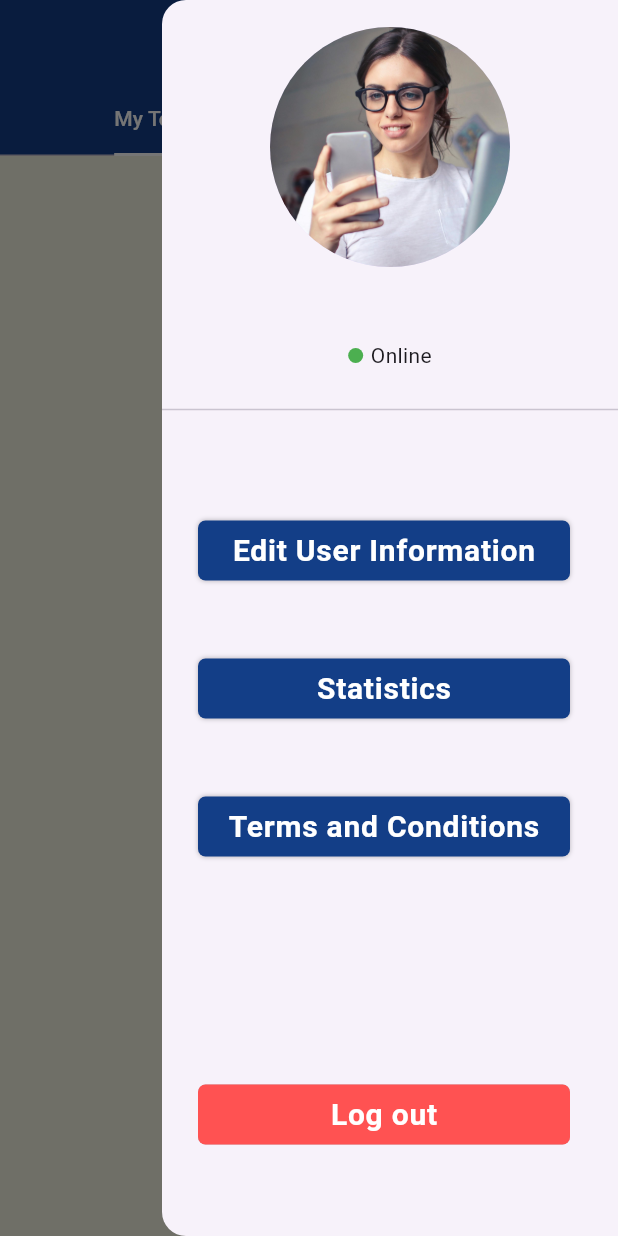
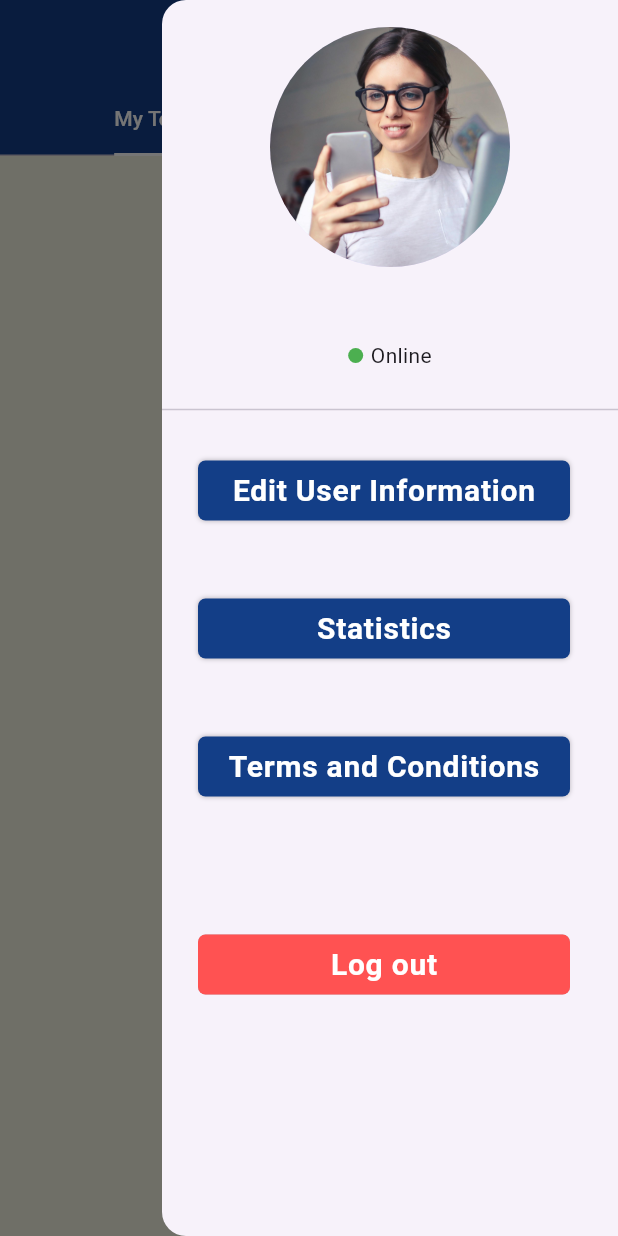
Before and after one commit to KwesiEren/prikrakra_v3, a Flutter app: the WorkArea screen opened directly with empty values, with the side drawer open, on a phone screen of 412 x 824 dp. Run offline on Flutter 3.47's test engine with Material 3 defaults, Android fonts, the phone set to English and light mode, and no system bars; our stand-ins replace flutter_styled_toast, internet_connection_checker_plus, shared_preferences, sqflite, supabase_flutter; missing offline and left inert: xor_encryption; accounts and stored records are empty.

Commit message:
fixed bugs
still left with some

```diff
--- a/lib/models/gtask.dart
+++ b/lib/models/gtask.dart
@@ -13,6 +13,21 @@
     required this.details,
     required this.status,
   });
+
+  // Create a copy of the Task with some updated fields
+  Task copyWith({
+    String? id,
+    String? title,
+    String? details,
+    bool? status,
+  }) {
+    return Task(
+      id: id ?? this.id,
+      title: title ?? this.title,
+      details: details ?? this.details,
+      status: status ?? this.status,
+    );
+  }
 
   // Convert a Todo object to a Map for storage in SharedPreferences
   Map<String, dynamic> toMap() {
--- a/lib/pages/authed/auth_user_page.dart
+++ b/lib/pages/authed/auth_user_page.dart
@@ -20,10 +20,11 @@
 class _OnlyUserTaskState extends State<OnlyUserTask> {
   Timer? _timer;
   List<Todo?> _todoList = [];
-  bool _isOnline = true;
+  final bool _isOnline = true;
   bool isLoading = true;
   final _auth = SBAuth();
 
+  @override
   void initState() {
     super.initState();
     // _initializeInternetChecker(); //Check internet status on init
--- a/lib/pages/authed/worksheet.dart
+++ b/lib/pages/authed/worksheet.dart
@@ -252,7 +252,7 @@
                   ),
                   const Divider(),
                   const SizedBox(
-                    height: 50,
+                    height: 10,
                   ),
                   if (isLoggedIn)
                     ListTile(
@@ -290,7 +290,7 @@
                         borderRadius: 5),
                   ),
                   const SizedBox(
-                    height: 120,
+                    height: 60,
                   ),
                   ListTile(
                     onTap: () {
--- a/lib/pages/login&signup/scndpage.dart
+++ b/lib/pages/login&signup/scndpage.dart
@@ -89,7 +89,7 @@
                     height: 5,
                   ),
                   GlassBox(
-                    height: 0.5,
+                    height: screen.height * 0.00085,
                     child: Container(
                       padding: const EdgeInsets.only(left: 45, right: 45),
                       child: Column(
```
Also changed, not shown: lib/pages/login&signup/firstpage.dart (+36 -13 lines), lib/pages/unauthed/guestview_page.dart (+13 -7 lines), lib/services/supabase_config/sb_auth.dart (+9 -5 lines), lib/utils/shared_preferences_helper.dart (+11 -0 lines).
